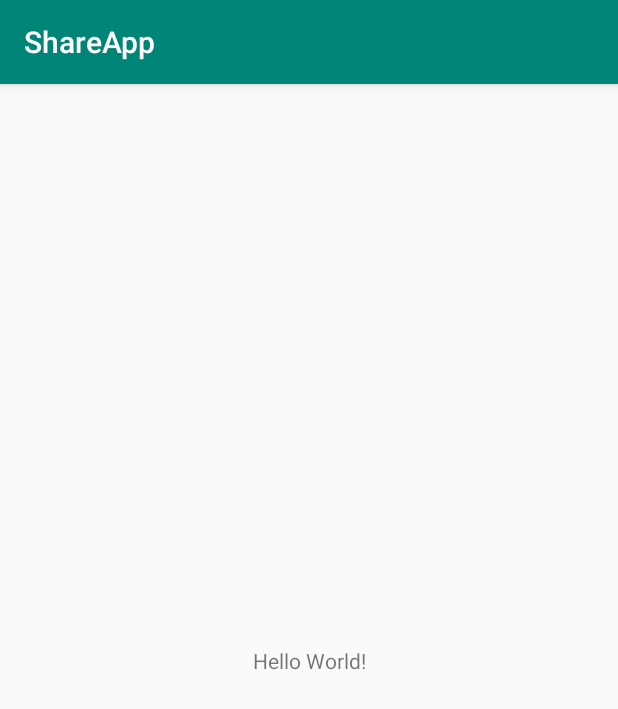
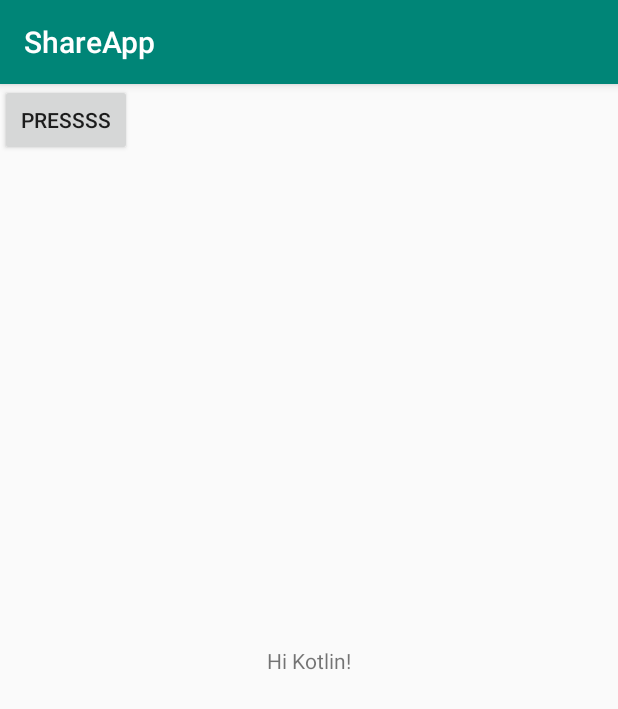
Before and after one commit to prudhvirajuptest/ShareApp, an Android app: the screen it shows after launch (MainActivity), on a phone screen of 412 x 824 dp. Shown: the top 709 px of the screen. Run offline under Robolectric (Android 15) with nearby library versions, the phone set to English and light mode, and no system bars.

Commit message:
Section two video two

```diff
--- a/app/src/main/java/com/smartherd/shareapp/MainActivity.kt
+++ b/app/src/main/java/com/smartherd/shareapp/MainActivity.kt
@@ -2,11 +2,18 @@ package com.smartherd.shareapp
 
 import androidx.appcompat.app.AppCompatActivity
 import android.os.Bundle
+import android.view.View
+import android.widget.Toast
+import kotlinx.android.synthetic.main.activity_main.*
 
-class MainActivity : AppCompatActivity() {
+class MainActivity : AppCompatActivity(){
+   override fun onCreate(savedInstanceState: Bundle?) {
+        super.onCreate(savedInstanceState)
+       setContentView(R.layout.activity_main)
+       pressbutton.setOnClickListener {
+           Toast.makeText(this, "Button clicked", Toast.LENGTH_SHORT).show()
 
-    override fun onCreate(savedInstanceState: Bundle?) {
-        super.onCreate(savedInstanceState)
-        setContentView(R.layout.activity_main)
+       }
+
     }
 }
--- a/app/src/main/res/layout/activity_main.xml
+++ b/app/src/main/res/layout/activity_main.xml
@@ -9,10 +9,19 @@
     <TextView
         android:layout_width="wrap_content"
         android:layout_height="wrap_content"
-        android:text="Hello World!"
+        android:text="Hi Kotlin!"
         app:layout_constraintBottom_toBottomOf="parent"
         app:layout_constraintLeft_toLeftOf="parent"
         app:layout_constraintRight_toRightOf="parent"
         app:layout_constraintTop_toTopOf="parent" />
 
+    <Button
+        android:id="@+id/pressbutton"
+        android:layout_width="wrap_content"
+        android:layout_height="wrap_content"
+        android:text="pressss"
+        tools:layout_editor_absoluteX="160dp"
+        tools:layout_editor_absoluteY="524dp" />
+
+
 </androidx.constraintlayout.widget.ConstraintLayout>
```
